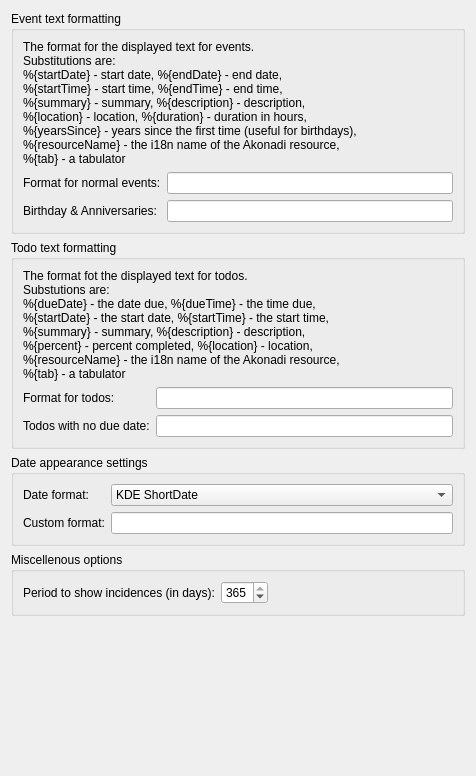
KDE/plasmoid-eventlist, file src/applet/eventappletformatconfig.ui: the form before one commit.
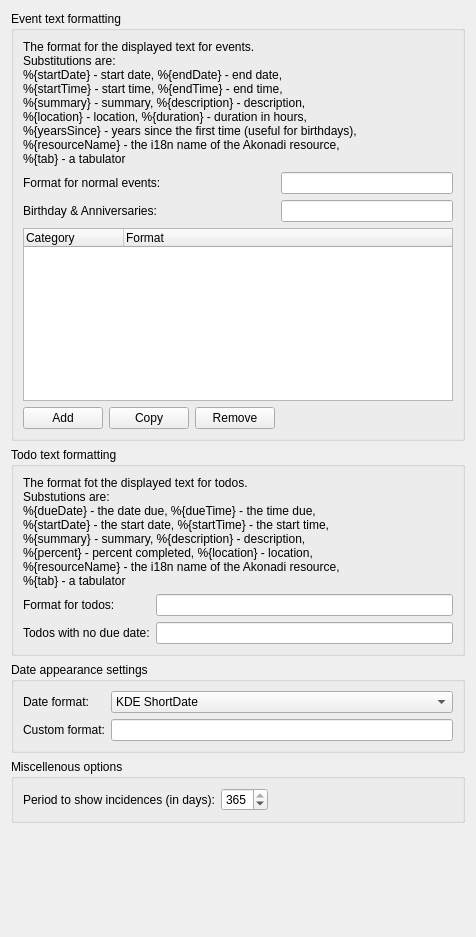
The form after the commit. Custom widgets are drawn as their Qt base class.

Commit message: ability to use special format for each category

```diff
--- a/src/applet/eventappletformatconfig.ui
+++ b/src/applet/eventappletformatconfig.ui
@@ -7,7 +7,7 @@
     <x>0</x>
     <y>0</y>
     <width>476</width>
-    <height>776</height>
+    <height>937</height>
    </rect>
   </property>
   <property name="windowTitle">
@@ -20,7 +20,7 @@
       <string>Event text formatting</string>
      </property>
      <layout class="QGridLayout" name="gridLayout_2">
-      <item row="0" column="0" colspan="2">
+      <item row="0" column="0" colspan="4">
        <widget class="QLabel" name="label_5">
         <property name="text">
          <string>The format for the displayed text for events.
@@ -35,34 +35,87 @@
         </property>
        </widget>
       </item>
-      <item row="1" column="0">
+      <item row="1" column="0" colspan="2">
        <widget class="QLabel" name="label_3">
         <property name="text">
          <string>Format for normal events:</string>
         </property>
        </widget>
       </item>
-      <item row="1" column="1">
+      <item row="1" column="3">
        <widget class="KLineEdit" name="normalEventEdit">
         <property name="toolTip">
          <string>The text displayed for common events.</string>
         </property>
        </widget>
       </item>
-      <item row="2" column="0">
+      <item row="2" column="0" colspan="2">
        <widget class="QLabel" name="label_4">
         <property name="text">
          <string>Birthday &amp; Anniversaries:</string>
         </property>
        </widget>
       </item>
-      <item row="2" column="1">
+      <item row="2" column="3">
        <widget class="KLineEdit" name="recurringEventsEdit">
         <property name="toolTip">
          <string>The text displayed for birthdays or anniversaries.</string>
         </property>
        </widget>
       </item>
+      <item row="3" column="0" rowspan="2" colspan="4">
+       <widget class="QTreeWidget" name="categoryFormatWidget">
+        <property name="indentation">
+         <number>0</number>
+        </property>
+        <property name="rootIsDecorated">
+         <bool>false</bool>
+        </property>
+        <property name="uniformRowHeights">
+         <bool>true</bool>
+        </property>
+        <property name="columnCount">
+         <number>2</number>
+        </property>
+        <attribute name="headerStretchLastSection">
+         <bool>true</bool>
+        </attribute>
+        <attribute name="headerStretchLastSection">
+         <bool>true</bool>
+        </attribute>
+        <column>
+         <property name="text">
+          <string notr="true">Category</string>
+         </property>
+        </column>
+        <column>
+         <property name="text">
+          <string notr="true">Format</string>
+         </property>
+        </column>
+       </widget>
+      </item>
+      <item row="5" column="0">
+       <widget class="QPushButton" name="addCategoryButton">
+        <property name="text">
+         <string>Add</string>
+        </property>
+       </widget>
+      </item>
+      <item row="5" column="1">
+       <widget class="QPushButton" name="copyCategoryButton">
+        <property name="text">
+         <string>Copy</string>
+        </property>
+       </widget>
+      </item>
+      <item row="5" column="2">
+       <widget class="QPushButton" name="removeCategoryButton">
+        <property name="text">
+         <string>Remove</string>
+        </property>
+       </widget>
+      </item>
      </layout>
     </widget>
    </item>
```
The commit also changes 8 other files.
